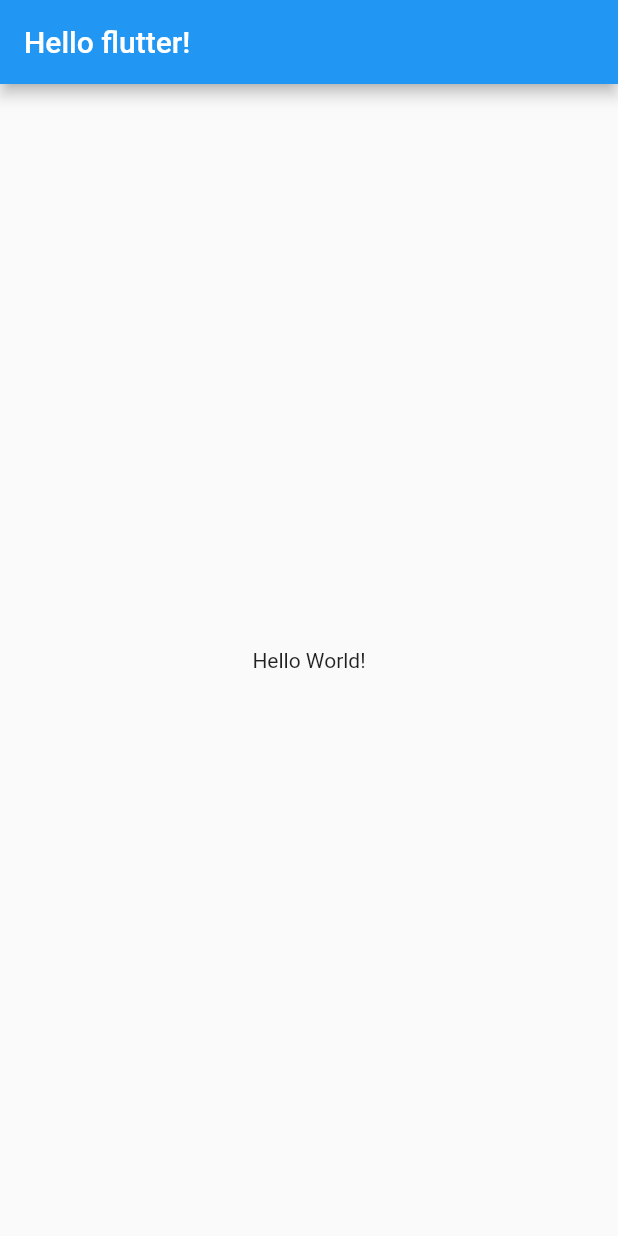
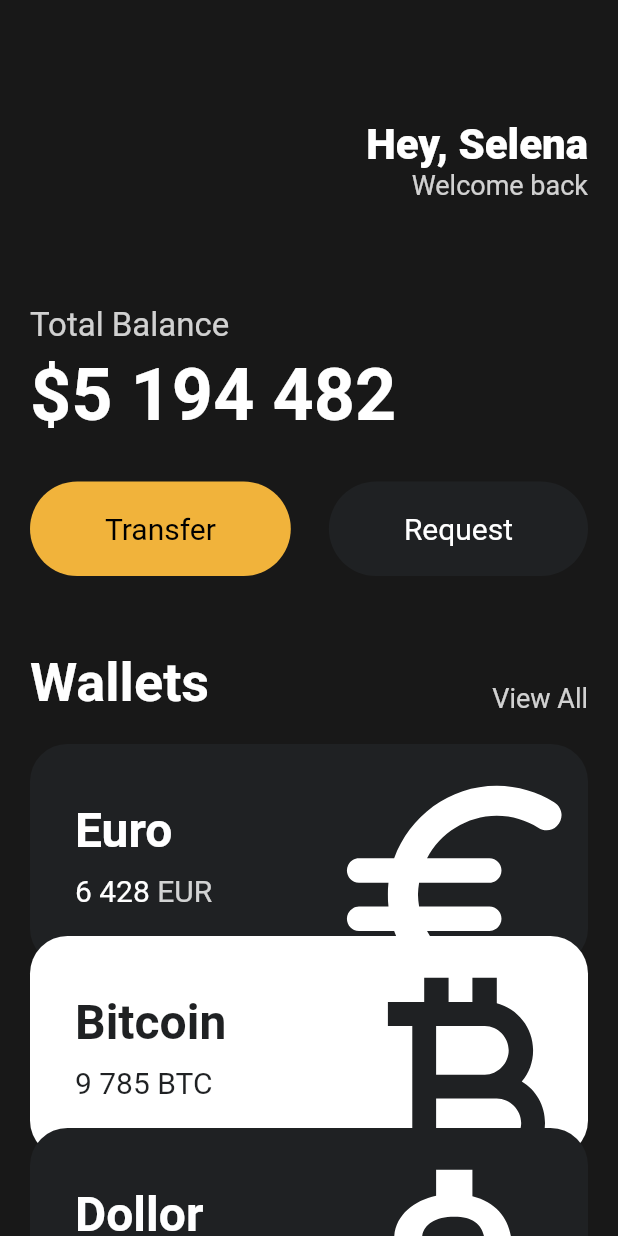
Before and after one commit to gs0428/flutter-study, a Flutter app: the screen it shows after launch, on a phone screen of 412 x 824 dp. Run offline on Flutter 3.47's test engine with Material 2 defaults, Android fonts, the phone set to English and light mode, and no system bars.

Commit message:
카드 지갑 만들기

```diff
--- a/flutter_study/lib/main.dart
+++ b/flutter_study/lib/main.dart
@@ -1,19 +1,146 @@
 import 'package:flutter/material.dart';
+import 'package:flutter_study/widgets/button.dart';
+import 'package:flutter_study/widgets/currency_card.dart';
 
 void main() {
-  runApp(App());
+  runApp(const App());
 }
 
 class App extends StatelessWidget {
+  const App({super.key});
+
   @override
   Widget build(BuildContext context) {
     return MaterialApp(
       home: Scaffold(
-        appBar: AppBar(
-          title: Text('Hello flutter!'),
-        ),
-        body: Center(
-          child: Text('Hello World!'),
+        backgroundColor: const Color(0xFF181818),
+        body: SingleChildScrollView(
+          child: Padding(
+            padding: const EdgeInsets.symmetric(horizontal: 20),
+            child:
+                Column(crossAxisAlignment: CrossAxisAlignment.start, children: [
+              const SizedBox(
+                height: 80,
+              ),
+              Row(
+                mainAxisAlignment: MainAxisAlignment.end,
+                children: [
+                  Column(
+                    crossAxisAlignment: CrossAxisAlignment.end,
+                    children: [
+                      const Text(
+                        'Hey, Selena',
+                        style: TextStyle(
+                            color: Colors.white,
+                            fontSize: 28,
+                            fontWeight: FontWeight.w800),
+                      ),
+                      Text(
+                        'Welcome back',
+                        style: TextStyle(
+                          color: Colors.white.withOpacity(0.8),
+                          fontSize: 18,
+                        ),
+                      ),
+                    ],
+                  )
+                ],
+              ),
+              const SizedBox(
+                height: 70,
+              ),
+              Text(
+                'Total Balance',
+                style: TextStyle(
+                  color: Colors.white.withOpacity(0.8),
+                  fontSize: 22,
+                ),
+              ),
+              const SizedBox(
+                height: 5,
+              ),
+              const Text(
+                '\$5 194 482',
+                style: TextStyle(
+                  color: Colors.white,
+                  fontSize: 48,
+                  fontWeight: FontWeight.w600,
+                ),
+              ),
+              const SizedBox(
+                height: 30,
+              ),
+              const Row(
+                mainAxisAlignment: MainAxisAlignment.spaceBetween,
+                children: [
+                  Button(
+                    text: 'Transfer',
+                    bgColor: Color(0xFFF1B33B),
+                    textColor: Colors.black,
+                  ),
+                  Button(
+                    text: 'Request',
+                    bgColor: Color(0xFF1F2123),
+                    textColor: Colors.white,
+                  )
+                ],
+              ),
+              const SizedBox(
+                height: 50,
+              ),
+              Row(
+                mainAxisAlignment: MainAxisAlignment.spaceBetween,
+                crossAxisAlignment: CrossAxisAlignment.end,
+                children: [
+                  const Text(
+                    'Wallets',
+                    style: TextStyle(
+                      color: Colors.white,
+                      fontSize: 36,
+                      fontWeight: FontWeight.w600,
+                    ),
+                  ),
+                  Text(
+                    'View All',
+                    style: TextStyle(
+                      color: Colors.white.withOpacity(0.8),
+                      fontSize: 18,
+                    ),
+                  ),
+                ],
+              ),
+              const SizedBox(
+                height: 20,
+              ),
+              const CurrencyCard(
+                name: 'Euro',
+                code: 'EUR',
+                amount: '6 428',
+                icon: Icons.euro_rounded,
+                isInverted: false,
+              ),
+              Transform.translate(
+                offset: const Offset(0, -20),
+                child: const CurrencyCard(
+                  name: 'Bitcoin',
+                  code: 'BTC',
+                  amount: '9 785',
+                  icon: Icons.currency_bitcoin,
+                  isInverted: true,
+                ),
+              ),
+              Transform.translate(
+                offset: const Offset(0, -40),
+                child: const CurrencyCard(
+                  name: 'Dollor',
+                  code: 'USD',
+                  amount: '428',
+                  icon: Icons.attach_money_outlined,
+                  isInverted: false,
+                ),
+              ),
+            ]),
+          ),
         ),
       ),
     );
--- /dev/null
+++ b/flutter_study/lib/widgets/button.dart
@@ -0,0 +1,35 @@
+import 'package:flutter/material.dart';
+
+class Button extends StatelessWidget {
+  final String text;
+  final Color bgColor;
+  final Color textColor;
+
+  const Button({
+    super.key,
+    required this.text,
+    required this.bgColor,
+    required this.textColor,
+  });
+
+  @override
+  Widget build(BuildContext context) {
+    return Container(
+      decoration: BoxDecoration(
+          color: bgColor, borderRadius: BorderRadius.circular(45)),
+      child: Padding(
+        padding: const EdgeInsets.symmetric(
+          vertical: 20,
+          horizontal: 50,
+        ),
+        child: Text(
+          text,
+          style: TextStyle(
+            color: textColor,
+            fontSize: 20,
+          ),
+        ),
+      ),
+    );
+  }
+}
--- /dev/null
+++ b/flutter_study/lib/widgets/currency_card.dart
@@ -0,0 +1,84 @@
+import 'package:flutter/material.dart';
+
+class CurrencyCard extends StatelessWidget {
+  final String name, code, amount;
+  final IconData icon;
+  final bool isInverted;
+  final _blackColor = const Color(0xFF1F2123);
+
+  const CurrencyCard({
+    super.key,
+    required this.name,
+    required this.code,
+    required this.amount,
+    required this.icon,
+    required this.isInverted,
+  });
+
+  @override
+  Widget build(BuildContext context) {
+    return Container(
+        clipBehavior: Clip.hardEdge,
+        decoration: BoxDecoration(
+          color: isInverted ? Colors.white : _blackColor,
+          borderRadius: BorderRadius.circular(25),
+        ),
+        child: Padding(
+          padding: const EdgeInsets.all(30),
+          child: Row(
+            mainAxisAlignment: MainAxisAlignment.spaceBetween,
+            children: [
+              Column(
+                crossAxisAlignment: CrossAxisAlignment.start,
+                children: [
+                  Text(
+                    name,
+                    style: TextStyle(
+                        color: isInverted ? _blackColor : Colors.white,
+                        fontSize: 32,
+                        fontWeight: FontWeight.w600),
+                  ),
+                  const SizedBox(
+                    height: 10,
+                  ),
+                  Row(
+                    children: [
+                      Text(
+                        amount,
+                        style: TextStyle(
+                          color: isInverted ? _blackColor : Colors.white,
+                          fontSize: 20,
+                        ),
+                      ),
+                      const SizedBox(
+                        width: 5,
+                      ),
+                      Text(
+                        code,
+                        style: TextStyle(
+                          color: isInverted
+                              ? _blackColor
+                              : Colors.white.withOpacity(0.8),
+                          fontSize: 20,
+                        ),
+                      ),
+                    ],
+                  ),
+                ],
+              ),
+              Transform.scale(
+                scale: 2.2,
+                child: Transform.translate(
+                  offset: const Offset(-5, 12),
+                  child: Icon(
+                    icon,
+                    color: isInverted ? _blackColor : Colors.white,
+                    size: 88,
+                  ),
+                ),
+              )
+            ],
+          ),
+        ));
+  }
+}
```
